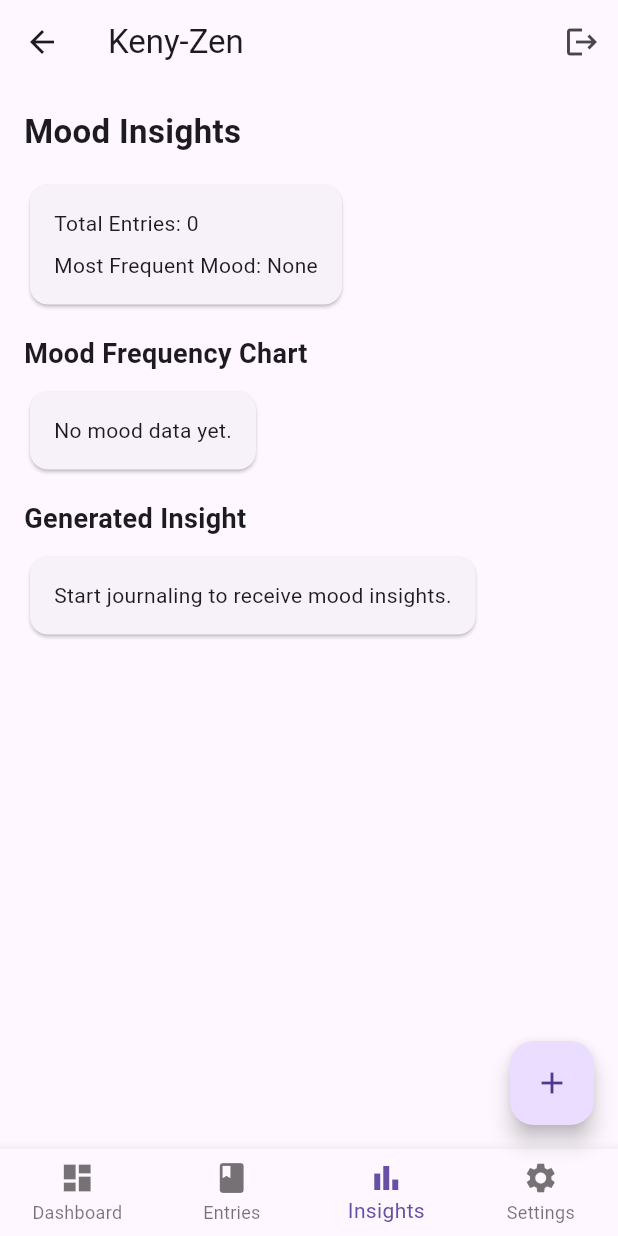
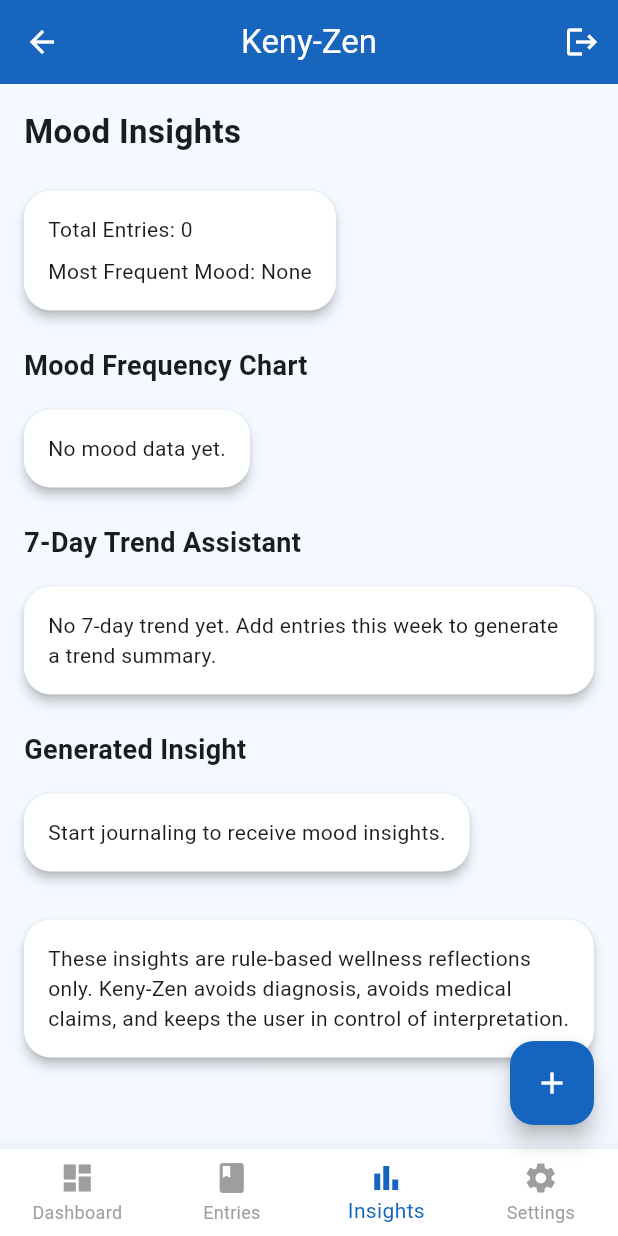
Before and after one commit to KenyNguyenn321/project-02, a Flutter app: the HomeScreen screen opened directly, item 3 of the bottom bar chosen, on a phone screen of 412 x 824 dp. Run offline on Flutter 3.47's test engine with Material 3 defaults, Android fonts, the phone set to English and light mode, and no system bars; our stand-ins replace cloud_firestore, firebase_auth, firebase_core, firebase_messaging, firebase_storage, image_picker and 1 more; accounts and stored records are empty.

```diff
--- a/keny_zen/lib/screens/insights_screen.dart
+++ b/keny_zen/lib/screens/insights_screen.dart
@@ -39,6 +39,42 @@
     return topMood;
   }
 
+  // get entries from the last 7 days
+  List<JournalEntry> _getLastSevenDayEntries(List<JournalEntry> entries) {
+    final cutoffDate = DateTime.now().subtract(const Duration(days: 7));
+
+    // keep entries inside 7-day window
+    return entries.where((entry) {
+      return entry.createdAt.isAfter(cutoffDate);
+    }).toList();
+  }
+
+  // generate 7-day trend assistant message
+  String _generateSevenDayTrend(List<JournalEntry> entries) {
+    final recentEntries = _getLastSevenDayEntries(entries);
+
+    if (recentEntries.isEmpty) {
+      return 'No 7-day trend yet. Add entries this week to generate a trend summary.';
+    }
+
+    final recentMoodCounts = _countMoods(recentEntries);
+    final topRecentMood = _getMostFrequentMood(recentMoodCounts);
+
+    if (topRecentMood == 'Stressed' || topRecentMood == 'Overwhelmed') {
+      return '7-day trend: Stress-related moods appeared most often this week. Suggested action: take a short break, write one cause of stress, and choose one small task to complete first.';
+    }
+
+    if (topRecentMood == 'Sad') {
+      return '7-day trend: Sadness appeared often this week. Suggested action: write about what triggered the feeling and consider reaching out to someone you trust.';
+    }
+
+    if (topRecentMood == 'Happy' || topRecentMood == 'Calm') {
+      return '7-day trend: Your recent mood pattern is mostly positive. Suggested action: keep doing the routines or environments that supported this mood.';
+    }
+
+    return '7-day trend: Your moods are mixed this week. Suggested action: continue journaling to find clearer patterns over time.';
+  }
+
   // generate simple rule-based wellness insight
   String _generateInsight(List<JournalEntry> entries, String topMood) {
     if (entries.isEmpty) {
@@ -54,7 +90,7 @@
     }
 
     if (topMood == 'Happy' || topMood == 'Calm') {
-      return 'Your recent entries show positive emotional patterns. Keep building habits that support this mood.';
+      return 'Your entries show positive emotional patterns. Keep building habits that support this mood.';
     }
 
     return 'Your entries show mixed emotions. Continue journaling to better understand your patterns.';
@@ -131,6 +167,9 @@
         // generated wellness suggestion
         final insight = _generateInsight(entries, topMood);
 
+        // generated 7-day assistant insight
+        final sevenDayTrend = _generateSevenDayTrend(entries);
+
         // max mood count for chart scaling
         final int maxCount = moodCounts.isEmpty
             ? 0
@@ -198,6 +237,23 @@
               const SizedBox(height: 16),
 
               const Text(
+                '7-Day Trend Assistant',
+                style: TextStyle(fontSize: 18, fontWeight: FontWeight.bold),
+              ),
+
+              const SizedBox(height: 8),
+
+              // must-solve 7-day assistant card
+              Card(
+                child: Padding(
+                  padding: const EdgeInsets.all(16.0),
+                  child: Text(sevenDayTrend),
+                ),
+              ),
+
+              const SizedBox(height: 16),
+
+              const Text(
                 'Generated Insight',
                 style: TextStyle(fontSize: 18, fontWeight: FontWeight.bold),
               ),
@@ -211,6 +267,18 @@
                   child: Text(insight),
                 ),
               ),
+
+              const SizedBox(height: 16),
+
+              // challenge boundary
+              const Card(
+                child: Padding(
+                  padding: EdgeInsets.all(16.0),
+                  child: Text(
+                    'These insights are rule-based wellness reflections only. Keny-Zen avoids diagnosis, avoids medical claims, and keeps the user in control of interpretation.',
+                  ),
+                ),
+              ),
             ],
           ),
         );
--- a/keny_zen/lib/utils/app_theme.dart
+++ b/keny_zen/lib/utils/app_theme.dart
@@ -0,0 +1,78 @@
+import 'package:flutter/material.dart';
+
+// stores app-wide calm blue theme
+class AppTheme {
+  // calm blue color palette
+  static const Color deepBlue = Color(0xFF1565C0);
+  static const Color softBlue = Color(0xFF64B5F6);
+  static const Color paleBlue = Color(0xFFE3F2FD);
+  static const Color calmBackground = Color(0xFFF3F9FF);
+
+  // light theme for Keny-Zen
+  static ThemeData lightTheme = ThemeData(
+    useMaterial3: true,
+    scaffoldBackgroundColor: calmBackground,
+    colorScheme: ColorScheme.fromSeed(
+      seedColor: deepBlue,
+      primary: deepBlue,
+      secondary: softBlue,
+      surface: Colors.white,
+    ),
+
+    // app bar styling
+    appBarTheme: const AppBarTheme(
+      backgroundColor: deepBlue,
+      foregroundColor: Colors.white,
+      centerTitle: true,
+      elevation: 2,
+    ),
+
+    // button styling
+    elevatedButtonTheme: ElevatedButtonThemeData(
+      style: ElevatedButton.styleFrom(
+        backgroundColor: deepBlue,
+        foregroundColor: Colors.white,
+        padding: const EdgeInsets.symmetric(vertical: 14, horizontal: 24),
+        shape: RoundedRectangleBorder(
+          borderRadius: BorderRadius.circular(14),
+        ),
+      ),
+    ),
+
+    // floating button styling
+    floatingActionButtonTheme: const FloatingActionButtonThemeData(
+      backgroundColor: deepBlue,
+      foregroundColor: Colors.white,
+    ),
+
+    // card styling
+    cardTheme: CardThemeData(
+      color: Colors.white,
+      elevation: 3,
+      margin: const EdgeInsets.symmetric(vertical: 8),
+      shape: RoundedRectangleBorder(
+        borderRadius: BorderRadius.circular(18),
+      ),
+    ),
+
+    // input styling
+    inputDecorationTheme: InputDecorationTheme(
+      filled: true,
+      fillColor: Colors.white,
+      border: OutlineInputBorder(
+        borderRadius: BorderRadius.circular(14),
+      ),
+      focusedBorder: OutlineInputBorder(
+        borderRadius: BorderRadius.circular(14),
+        borderSide: const BorderSide(color: deepBlue, width: 2),
+      ),
+    ),
+
+    // bottom nav styling
+    bottomNavigationBarTheme: const BottomNavigationBarThemeData(
+      selectedItemColor: deepBlue,
+      unselectedItemColor: Colors.grey,
+      backgroundColor: Colors.white,
+    ),
+  );
+}
```
Also changed, not shown: keny_zen/lib/main.dart (+3 -4 lines), keny_zen/lib/screens/entry_history_screen.dart (+47 -6 lines), keny_zen/lib/utils/mood_colors.dart (added, +19 -0 lines).
